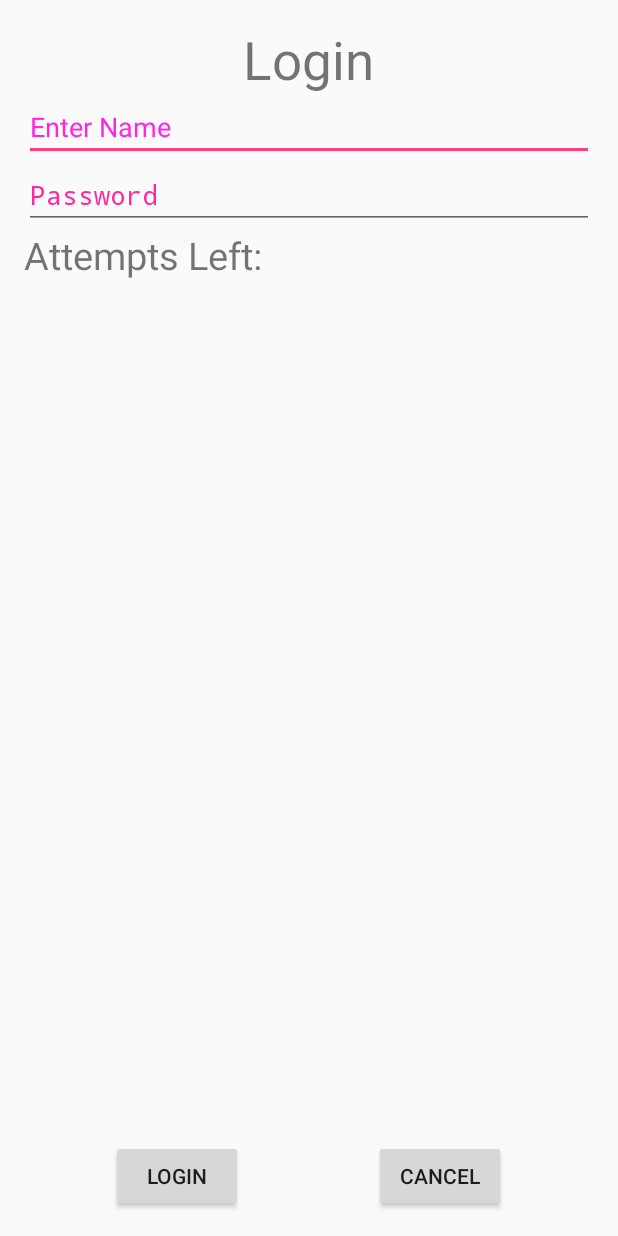
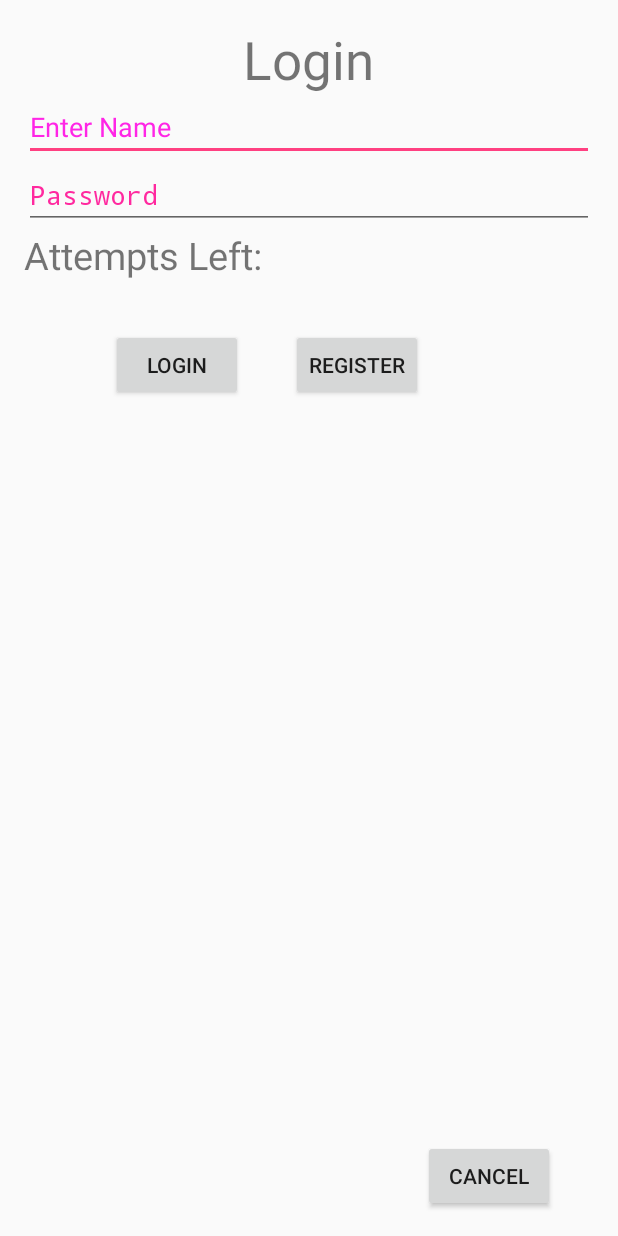
Before and after one commit to glassa/MoviesProject, an Android app: the screen it shows after launch (MainActivity), on a phone screen of 412 x 824 dp. Run offline under Robolectric (Android 15) with nearby library versions, the phone set to English and light mode, and no system bars.

Commit message:
Added a register activity and listeners.

```diff
--- a/app/src/main/java/glassa/tacoma/uw/edu/moviesproject/MainActivity.java
+++ b/app/src/main/java/glassa/tacoma/uw/edu/moviesproject/MainActivity.java
@@ -21,7 +21,7 @@ package glassa.tacoma.uw.edu.moviesproject;
         import java.io.FileOutputStream;
 
 public class MainActivity extends Activity  {
-    Button b1,b2;
+    Button b1,b2, b3;
     EditText ed1,ed2;
 
     TextView tx1;
@@ -39,6 +39,7 @@ public class MainActivity extends Activity  {
         b2=(Button)findViewById(R.id.button2);
         tx1=(TextView)findViewById(R.id.textView3);
         tx1.setVisibility(View.GONE);
+        b3 = (Button)findViewById(R.id.button3) ;
 
         b1.setOnClickListener(new View.OnClickListener() {
             @Override
@@ -72,5 +73,12 @@ public class MainActivity extends Activity  {
                 finish();
             }
         });
+        b3.setOnClickListener(new View.OnClickListener() {
+            @Override
+            public void onClick(View v) {
+                Intent Registerintent = new Intent(MainActivity.this, RegisterActivity.class);
+                startActivity(Registerintent);
+            }
+        });
     }
 }
--- a/app/src/main/res/layout/activity_main.xml
+++ b/app/src/main/res/layout/activity_main.xml
@@ -78,19 +78,33 @@
     <Button
         android:layout_width="wrap_content"
         android:layout_height="wrap_content"
-        android:text="login"
-        android:id="@+id/button"
+        android:text="Cancel"
+        android:id="@+id/button2"
         android:layout_alignParentBottom="true"
-        android:layout_toLeftOf="@+id/textview"
-        android:layout_toStartOf="@+id/textview" />
+        android:layout_toRightOf="@+id/button3"
+        android:layout_toEndOf="@+id/button3" />
 
     <Button
         android:layout_width="wrap_content"
         android:layout_height="wrap_content"
-        android:text="Cancel"
-        android:id="@+id/button2"
-        android:layout_alignParentBottom="true"
-        android:layout_toRightOf="@+id/textview"
-        android:layout_toEndOf="@+id/textview" />
+        android:text="login"
+        android:id="@+id/button"
+        android:layout_below="@+id/textView2"
+        android:layout_toLeftOf="@+id/textview"
+        android:layout_toStartOf="@+id/textview"
+        android:layout_marginTop="32dp" />
+
+    <Button
+        android:layout_width="wrap_content"
+        android:layout_height="wrap_content"
+        android:text="Register"
+        android:id="@+id/button3"
+
+        android:layout_alignBaseline="@+id/button"
+        android:layout_alignBottom="@+id/button"
+        android:layout_toRightOf="@+id/textView2"
+        android:layout_toEndOf="@+id/textView2"
+        android:layout_marginLeft="19dp"
+        android:layout_marginStart="19dp" />
 
 </RelativeLayout>
--- a/app/src/main/res/values/dimens.xml
+++ b/app/src/main/res/values/dimens.xml
@@ -2,4 +2,5 @@
     <!-- Default screen margins, per the Android Design guidelines. -->
     <dimen name="activity_horizontal_margin">16dp</dimen>
     <dimen name="activity_vertical_margin">16dp</dimen>
+    <dimen name="fab_margin">16dp</dimen>
 </resources>
--- a/app/src/main/res/values/strings.xml
+++ b/app/src/main/res/values/strings.xml
@@ -13,4 +13,5 @@
 
     <string name="hello_world">Hello world!</string>
     <string name="action_settings">Settings</string>
+    <string name="title_activity_register">RegisterActivity</string>
 </resources>
--- a/app/src/main/res/values/styles.xml
+++ b/app/src/main/res/values/styles.xml
@@ -8,4 +8,13 @@
         <item name="colorAccent">@color/colorAccent</item>
     </style>
 
+    <style name="AppTheme.NoActionBar">
+        <item name="windowActionBar">false</item>
+        <item name="windowNoTitle">true</item>
+    </style>
+
+    <style name="AppTheme.AppBarOverlay" parent="ThemeOverlay.AppCompat.Dark.ActionBar" />
+
+    <style name="AppTheme.PopupOverlay" parent="ThemeOverlay.AppCompat.Light" />
+
 </resources>
```
Also changed, not shown: app/src/main/AndroidManifest.xml (+9 -7 lines).
